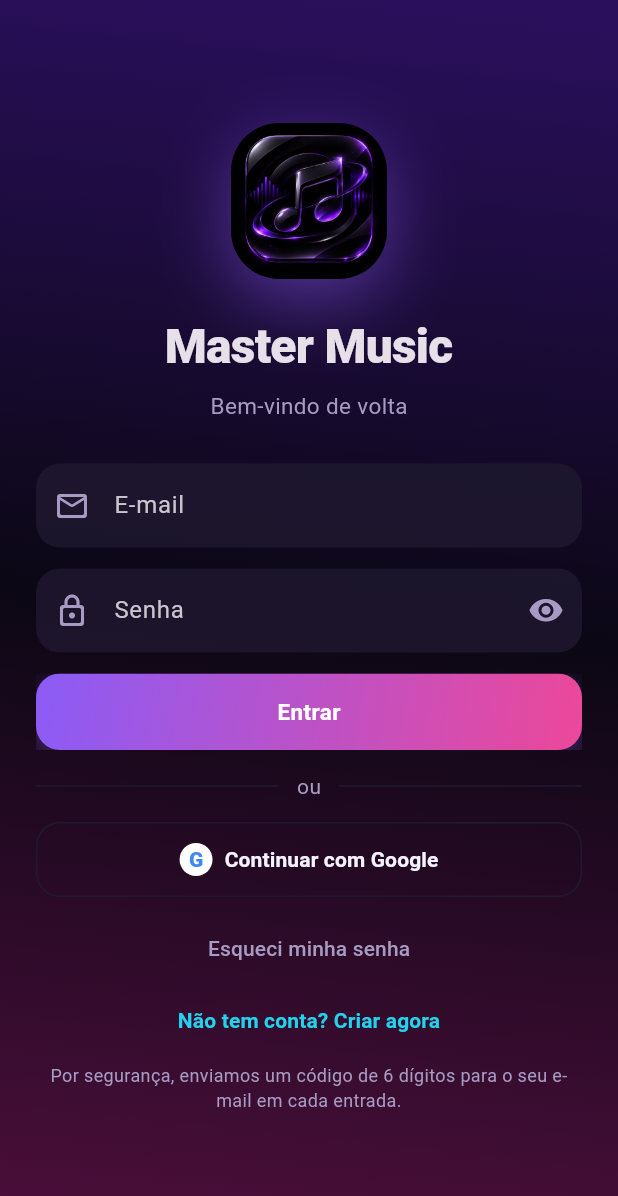
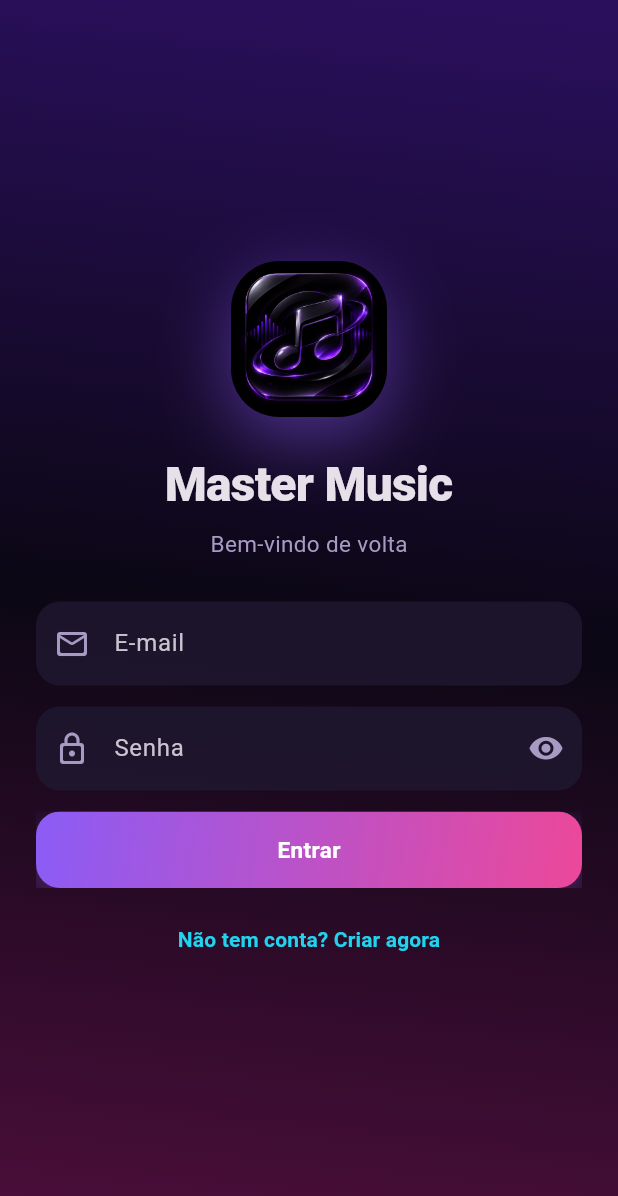
Before and after one commit to HkfatalX/Master-Music, a Flutter app: the screen it shows after launch, on a phone screen of 412 x 824 dp. Shown: the top 1196 px of the screen. Run offline on Flutter 3.47's test engine with Material 3 defaults, Android fonts, the phone set to English and light mode, and no system bars; our stand-ins replace cached_network_image, flutter_secure_storage, just_audio, just_audio_background, package_info_plus, supabase_flutter; missing offline and left inert: flutter_appauth; accounts and stored records are empty; network calls fail.

Commit message:
v1.1.2: login simples (sem codigo), sem Google/YouTube por enquanto
Co-Authored-By: Claude Sonnet 5.5 <noreply@anthropic.com>
Claude-Session: https://claude.ai/code/session_01P8XosxvidV3bQAB34YbCpY

```diff
--- a/lib/screens/connections_screen.dart
+++ b/lib/screens/connections_screen.dart
@@ -170,7 +170,6 @@ class _ConnectionsScreenState extends State<ConnectionsScreen> with WidgetsBindi
               child: ConstrainedBox(
                 constraints: const BoxConstraints(maxWidth: 640),
                 child: ListView(padding: const EdgeInsets.fromLTRB(16, 8, 16, 120), children: [
-                  _youtubeCard(),
                   _spotifyCard(),
                 ]),
               ),
--- a/lib/screens/login_screen.dart
+++ b/lib/screens/login_screen.dart
@@ -154,34 +154,7 @@ class _LoginScreenState extends State<LoginScreen> {
                         width: double.infinity,
                         child: GradientButton(label: _signup ? 'Criar conta' : 'Entrar', loading: _busy, onPressed: _submit),
                       ),
-                      const SizedBox(height: 14),
-                      Row(children: const [
-                        Expanded(child: Divider(color: C.surface2)),
-                        Padding(padding: EdgeInsets.symmetric(horizontal: 12), child: Text('ou', style: TextStyle(color: C.muted))),
-                        Expanded(child: Divider(color: C.surface2)),
-                      ]),
-                      const SizedBox(height: 14),
-                      SizedBox(
-                        width: double.infinity,
-                        child: OutlinedButton.icon(
-                          style: OutlinedButton.styleFrom(
-                            padding: const EdgeInsets.symmetric(vertical: 14),
-                            side: const BorderSide(color: C.surface2),
-                            shape: RoundedRectangleBorder(borderRadius: BorderRadius.circular(16)),
-                          ),
-                          onPressed: _busy ? null : () => _run(AuthFlow.I.googleLogin),
-                          icon: Container(
-                            width: 22,
-                            height: 22,
-                            alignment: Alignment.center,
-                            decoration: const BoxDecoration(color: Colors.white, shape: BoxShape.circle),
-                            child: const Text('G', style: TextStyle(color: Color(0xFF4285F4), fontWeight: FontWeight.w900, fontSize: 14)),
-                          ),
-                          label: const Text('Continuar com Google', style: TextStyle(color: C.text, fontWeight: FontWeight.w700)),
-                        ),
-                      ),
                       const SizedBox(height: 10),
-                      if (!_signup) TextButton(onPressed: _busy ? null : _forgot, child: const Text('Esqueci minha senha', style: TextStyle(color: C.muted))),
                       TextButton(
                         onPressed: () => setState(() {
                           _signup = !_signup;
@@ -190,9 +163,6 @@ class _LoginScreenState extends State<LoginScreen> {
                         child: Text(_signup ? 'Já tenho conta • Entrar' : 'Não tem conta? Criar agora',
                             style: const TextStyle(color: C.cyan, fontWeight: FontWeight.w700)),
                       ),
-                      const SizedBox(height: 4),
-                      const Text('Por segurança, enviamos um código de 6 dígitos para o seu e-mail em cada entrada.',
-                          textAlign: TextAlign.center, style: TextStyle(color: C.muted, fontSize: 12, height: 1.4)),
                     ]),
                   ),
                 ),
--- a/pubspec.yaml
+++ b/pubspec.yaml
@@ -1,7 +1,7 @@
 name: master_music
 description: Master Music - player de música moderno, gratuito e seguro.
 publish_to: none
-version: 1.1.1+6
+version: 1.1.2+7
 
 environment:
   sdk: '>=3.3.0 <4.0.0'
```
Also changed, not shown: assets/changelog.json (+13 -0 lines), lib/services/auth_service.dart (+1 -8 lines).
